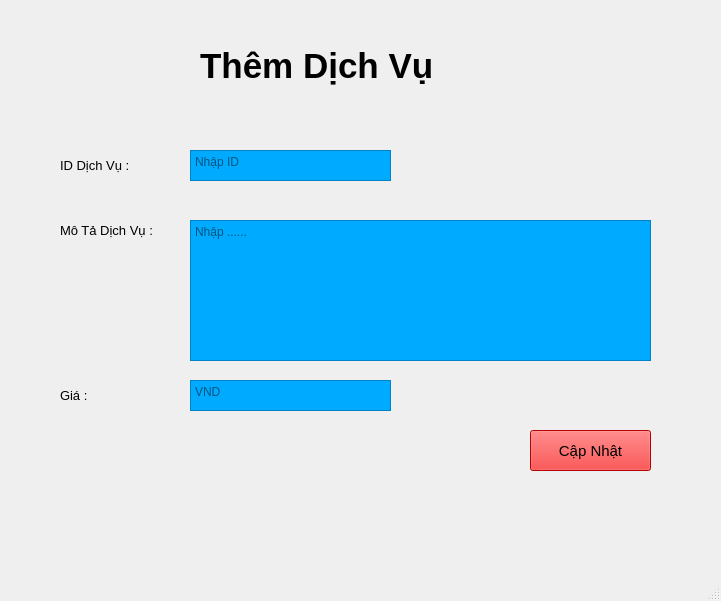
Old version of the form Ui/ThemDichvu.ui in the repository alexsnow2003/PythonMaster.
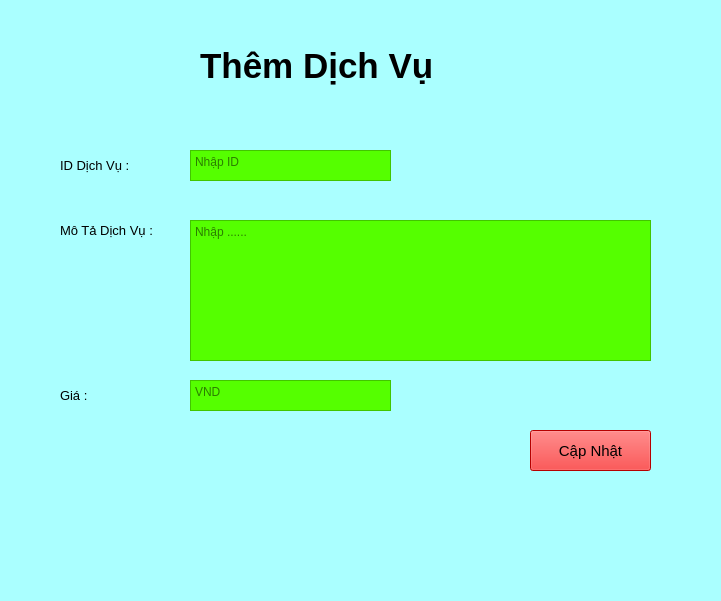
New version of the form.

Commit message: hung them

```diff
--- a/Ui/ThemDichvu.ui
+++ b/Ui/ThemDichvu.ui
@@ -13,6 +13,9 @@
   <property name="windowTitle">
    <string>MainWindow</string>
   </property>
+  <property name="styleSheet">
+   <string notr="true">background-color: rgb(170, 255, 255);</string>
+  </property>
   <widget class="QWidget" name="centralwidget">
    <widget class="QTextEdit" name="textEdit">
     <property name="geometry">
@@ -24,7 +27,7 @@
      </rect>
     </property>
     <property name="styleSheet">
-     <string notr="true">background-color: rgb(0, 170, 255);</string>
+     <string notr="true">background-color: rgb(85, 255, 0);</string>
     </property>
     <property name="placeholderText">
      <string>Nhập ID</string>
@@ -81,7 +84,7 @@
      </rect>
     </property>
     <property name="styleSheet">
-     <string notr="true">background-color: rgb(0, 170, 255);</string>
+     <string notr="true">background-color: rgb(85, 255, 0);</string>
     </property>
     <property name="placeholderText">
      <string>Nhập ......</string>
@@ -136,7 +139,7 @@
      </rect>
     </property>
     <property name="styleSheet">
-     <string notr="true">background-color: rgb(0, 170, 255);</string>
+     <string notr="true">background-color: rgb(85, 255, 0);</string>
     </property>
     <property name="placeholderText">
      <string>VND</string>
```
The commit also changes 1 other file.
